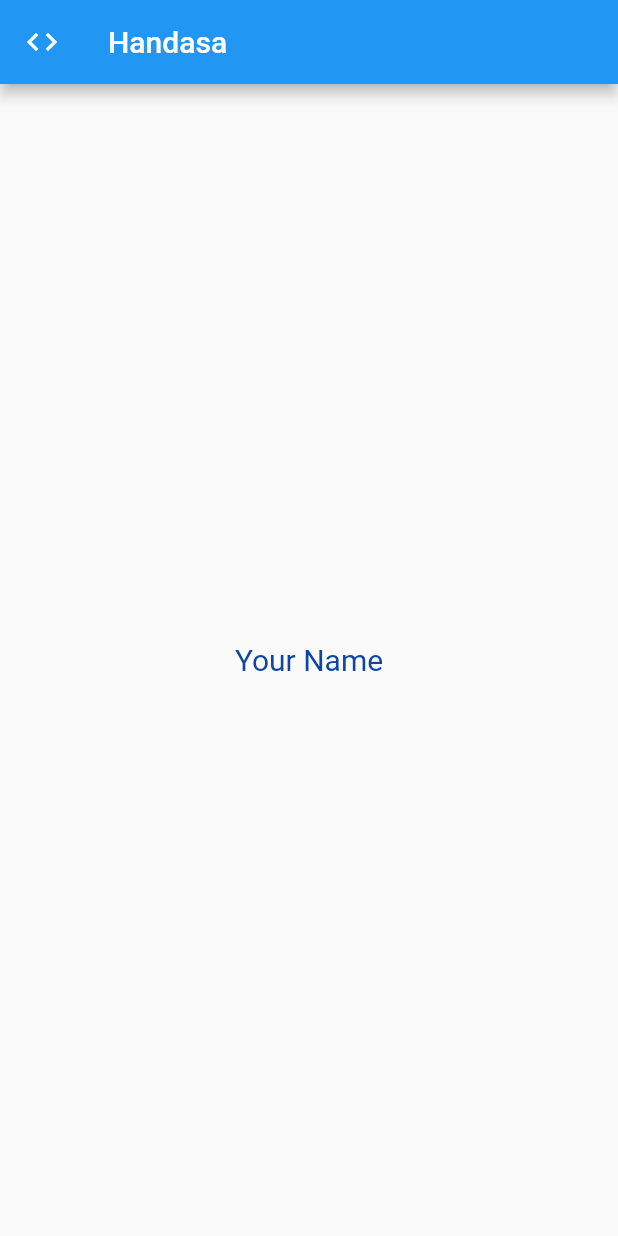
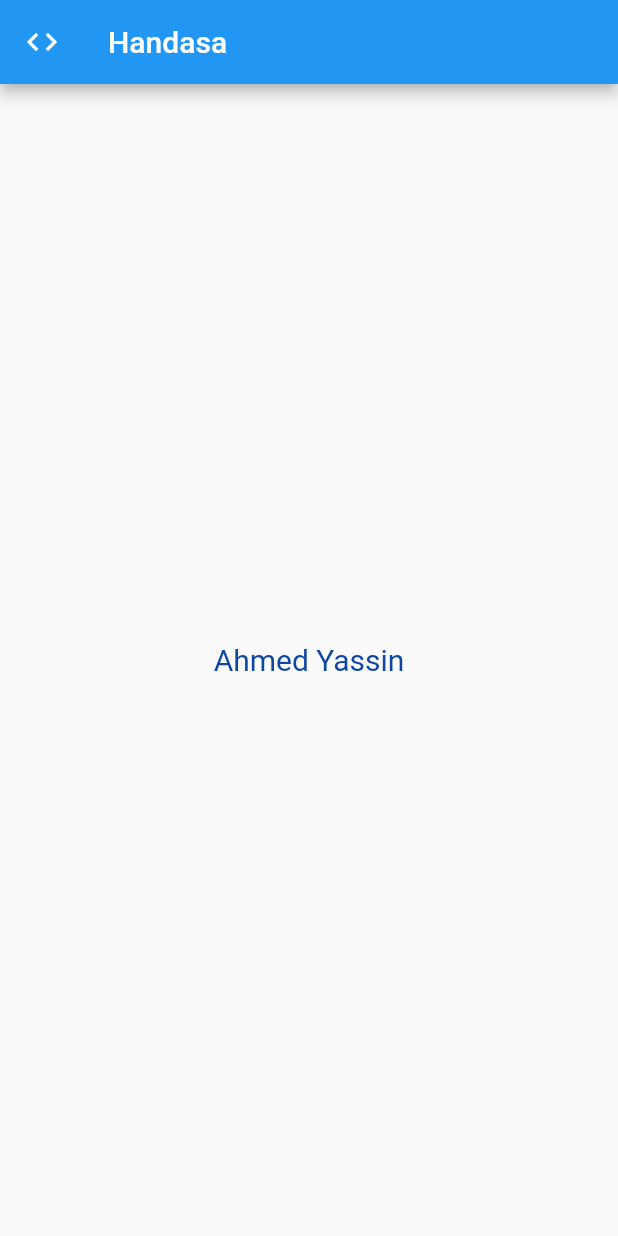
Before and after one commit to Handasa-UofK/Handasa-App, a Flutter app: the screen it shows after launch, on a phone screen of 412 x 824 dp. Run offline on Flutter 3.47's test engine with Material 2 defaults, Android fonts, the phone set to English and light mode, and no system bars.

Commit message:
Changing The name

```diff
--- a/lib/main.dart
+++ b/lib/main.dart
@@ -21,7 +21,7 @@ class MyApp extends StatelessWidget {
 
 class MyHomePage extends StatefulWidget {
   // ====== Change this ====== //
-  String name = "Your Name"; //Change this variable to your name
+  String name = "Ahmed Yassin"; //Change this variable to your name
 
   @override
   _MyHomePageState createState() => _MyHomePageState();
```
